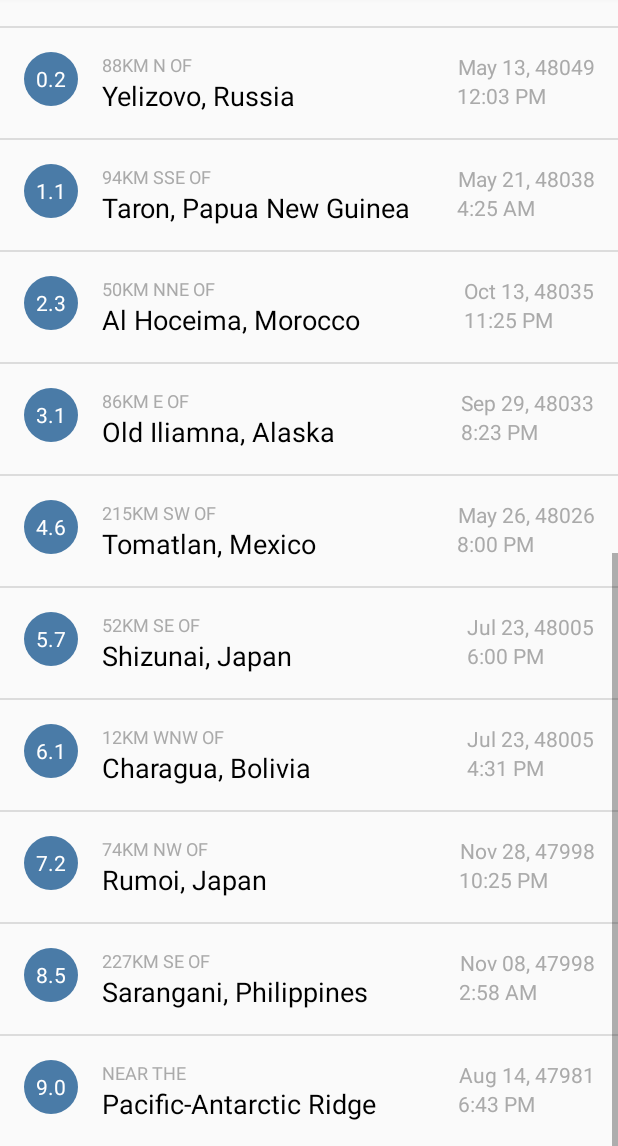
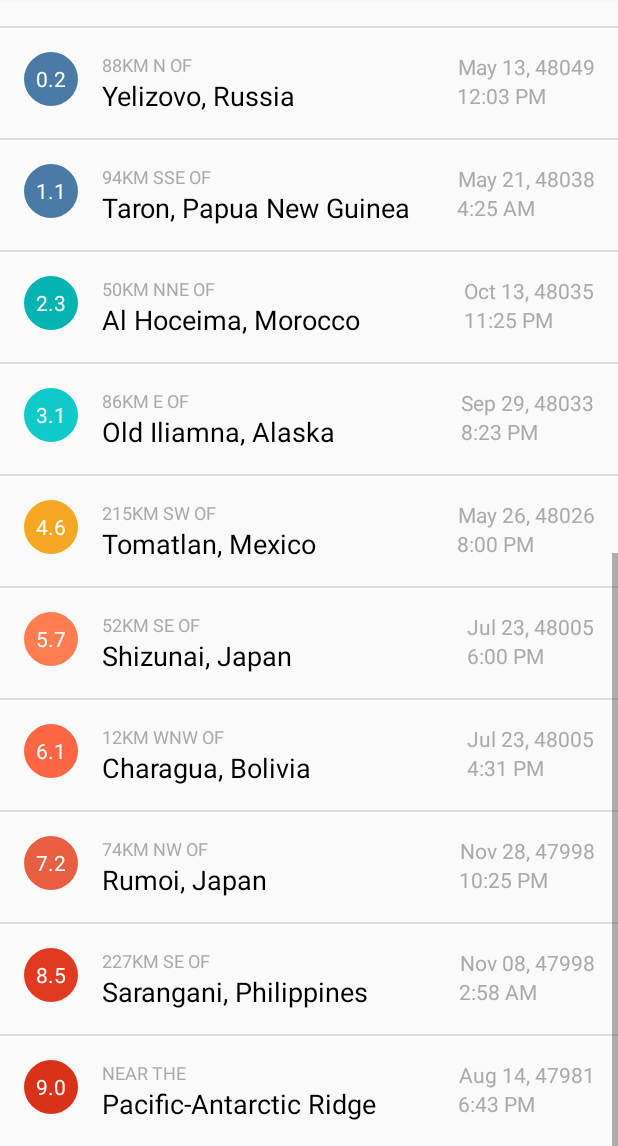
Before and after one commit to Gopikrishna19/learning-android, an Android app: the screen it shows after launch (MainActivity), scrolled down 1074 dp, on a phone screen of 412 x 824 dp, the part 90-1236 px from its top. Run offline under Robolectric (Android 15) with nearby library versions, the phone set to English and light mode, and no system bars.

Commit message:
update magnitude background color based on intensity

```diff
--- a/app/src/main/java/dev/gopikrishna19/quaker/types/Location.java
+++ b/app/src/main/java/dev/gopikrishna19/quaker/types/Location.java
@@ -31,7 +31,12 @@ public class Location {
         return TIME_FORMAT.format(new Date(dateTime));
     }
 
-    String getMagnitude() {
+    double getMagnitude() {
+
+        return magnitude;
+    }
+
+    String getMagnitudeString() {
 
         return DECIMAL_FORMAT.format(magnitude);
     }
--- a/app/src/main/java/dev/gopikrishna19/quaker/types/LocationAdapter.java
+++ b/app/src/main/java/dev/gopikrishna19/quaker/types/LocationAdapter.java
@@ -1,7 +1,9 @@
 package dev.gopikrishna19.quaker.types;
 
 import android.content.Context;
+import android.graphics.drawable.GradientDrawable;
 import android.support.annotation.NonNull;
+import android.support.v4.content.ContextCompat;
 import android.view.LayoutInflater;
 import android.view.View;
 import android.view.ViewGroup;
@@ -20,13 +22,43 @@ public class LocationAdapter extends ArrayAdapter<Location> {
         super(context, 0, locations);
     }
 
-    private String getRelativeName(String name) {
+    private int getMagnitudeColor(double magnitude) {
 
-        if (name.contains(LOCATION_SEPARATOR)) {
-            return name.split(LOCATION_SEPARATOR)[0] + LOCATION_SEPARATOR;
+        int magnitudeColor = R.color.magnitude10plus;
+        int magnitudeFloor = (int) Math.floor(magnitude);
+
+        switch (magnitudeFloor) {
+            case 0:
+            case 1:
+                magnitudeColor = R.color.magnitude1;
+                break;
+            case 2:
+                magnitudeColor = R.color.magnitude2;
+                break;
+            case 3:
+                magnitudeColor = R.color.magnitude3;
+                break;
+            case 4:
+                magnitudeColor = R.color.magnitude4;
+                break;
+            case 5:
+                magnitudeColor = R.color.magnitude5;
+                break;
+            case 6:
+                magnitudeColor = R.color.magnitude6;
+                break;
+            case 7:
+                magnitudeColor = R.color.magnitude7;
+                break;
+            case 8:
+                magnitudeColor = R.color.magnitude8;
+                break;
+            case 9:
+                magnitudeColor = R.color.magnitude9;
+                break;
         }
 
-        return getContext().getString(R.string.near_the);
+        return ContextCompat.getColor(getContext(), magnitudeColor);
     }
 
     private String getName(String name) {
@@ -36,6 +68,15 @@ public class LocationAdapter extends ArrayAdapter<Location> {
         }
 
         return name;
+    }
+
+    private String getRelativeName(String name) {
+
+        if (name.contains(LOCATION_SEPARATOR)) {
+            return name.split(LOCATION_SEPARATOR)[0] + LOCATION_SEPARATOR;
+        }
+
+        return getContext().getString(R.string.near_the);
     }
 
     @NonNull
@@ -53,9 +94,14 @@ public class LocationAdapter extends ArrayAdapter<Location> {
 
         String locationName = location.getName();
 
+        TextView txtMagnitude = (TextView) listItem.findViewById(R.id.txtMagnitude);
+        txtMagnitude.setText(location.getMagnitudeString());
+
+        GradientDrawable drawableMagnitude = (GradientDrawable) txtMagnitude.getBackground();
+        drawableMagnitude.setColor(getMagnitudeColor(location.getMagnitude()));
+
         ((TextView) listItem.findViewById(R.id.txtDate)).setText(location.getDateString());
         ((TextView) listItem.findViewById(R.id.txtLocation)).setText(getName(locationName));
-        ((TextView) listItem.findViewById(R.id.txtMagnitude)).setText(location.getMagnitude());
         ((TextView) listItem.findViewById(R.id.txtRelativeLocation)).setText(getRelativeName(locationName));
         ((TextView) listItem.findViewById(R.id.txtTime)).setText(location.getTimeString());
 
```
